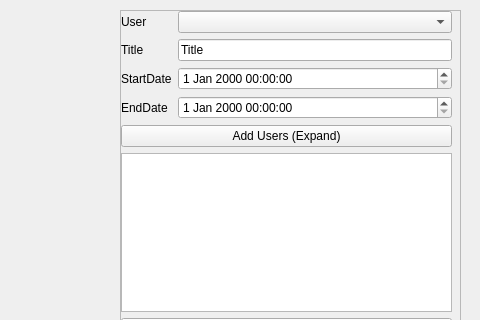
Before: the Qt Designer form client/decan-pyqt/views/resources/ui_files/main_view.ui in sebastiannoenning/decan, drawn with Qt 5; both pictures show x 320 to 800 and y 0 to 320 of the 800 by 480 pixel window.
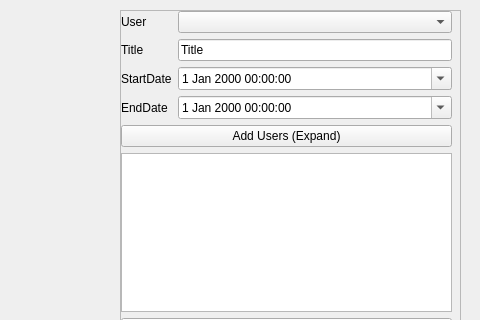
After: the same form once the commit is applied. The open tabs and pages were chosen to show the change. Custom widgets are drawn as their Qt base class.

Commit message: Adding QDate & Calendar pop-up

```diff
--- a/client/decan-pyqt/views/resources/ui_files/main_view.ui
+++ b/client/decan-pyqt/views/resources/ui_files/main_view.ui
@@ -529,7 +529,11 @@
              </widget>
             </item>
             <item row="2" column="1">
-             <widget class="QDateTimeEdit" name="startedit"/>
+             <widget class="QDateTimeEdit" name="startedit">
+              <property name="calendarPopup">
+               <bool>true</bool>
+              </property>
+             </widget>
             </item>
             <item row="3" column="0">
              <widget class="QLabel" name="label_et">
@@ -539,7 +543,11 @@
              </widget>
             </item>
             <item row="3" column="1">
-             <widget class="QDateTimeEdit" name="endedit"/>
+             <widget class="QDateTimeEdit" name="endedit">
+              <property name="calendarPopup">
+               <bool>true</bool>
+              </property>
+             </widget>
             </item>
            </layout>
           </item>
```
The commit also changes 2 other files.
